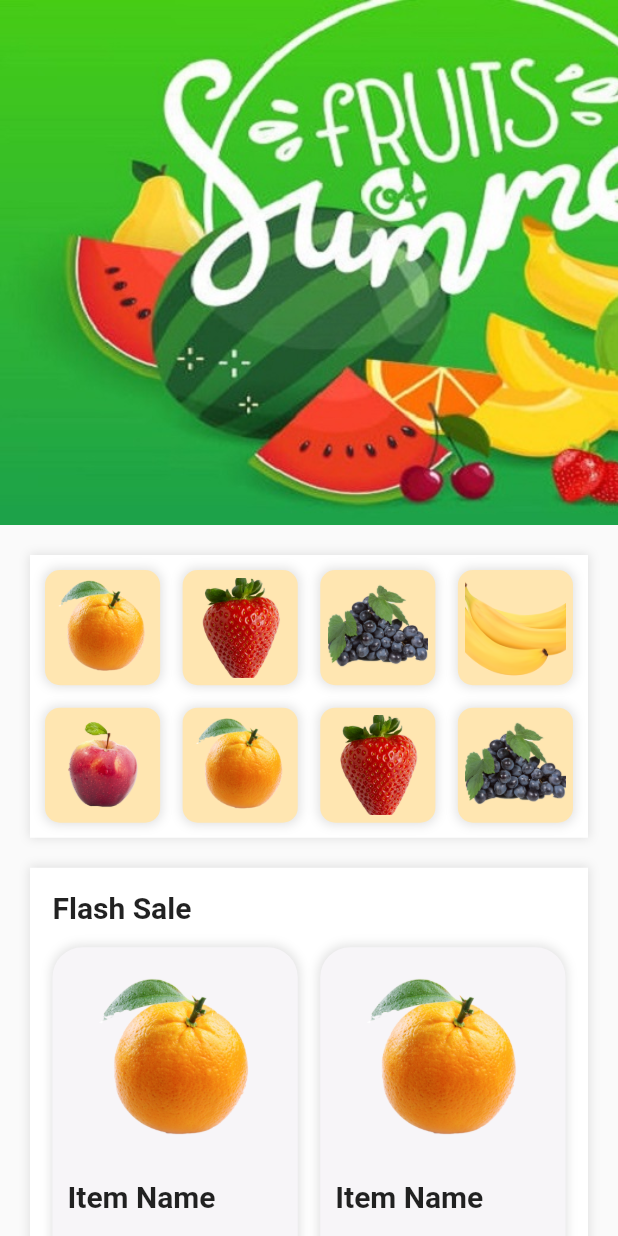
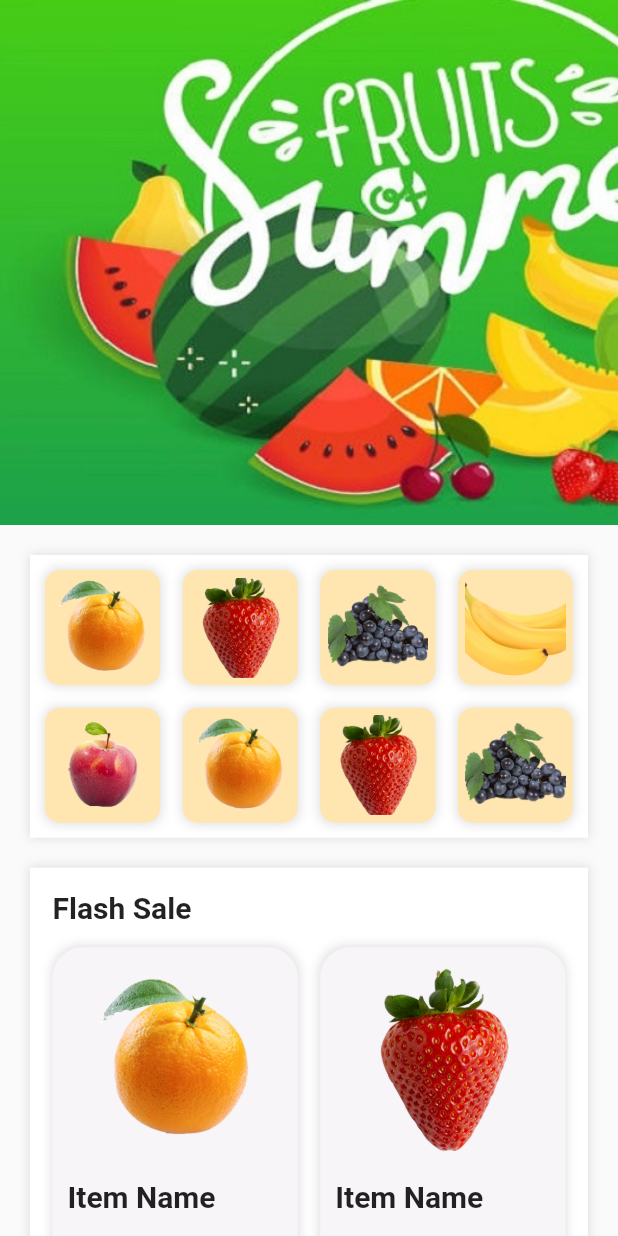
Before and after one commit to chinthanipiumi2001/grocery_store_app, a Flutter app: the HomePage screen opened directly, on a phone screen of 412 x 824 dp. Run offline on Flutter 3.47's test engine with Material 2 defaults, Android fonts, the phone set to English and light mode, and no system bars.

```diff
--- a/lib/widgets/ HomePagePosts.dart
+++ b/lib/widgets/ HomePagePosts.dart
@@ -58,7 +58,7 @@ class HomePagePosts extends StatelessWidget{
                       //Navigator.pushNamed(context, "itemPage");
                     },
                     child: Image.asset(
-                      "images/1.png",
+                      "images/$i.png",
                       fit: BoxFit.contain,
                       height: 130,
                       width: 120,
```
